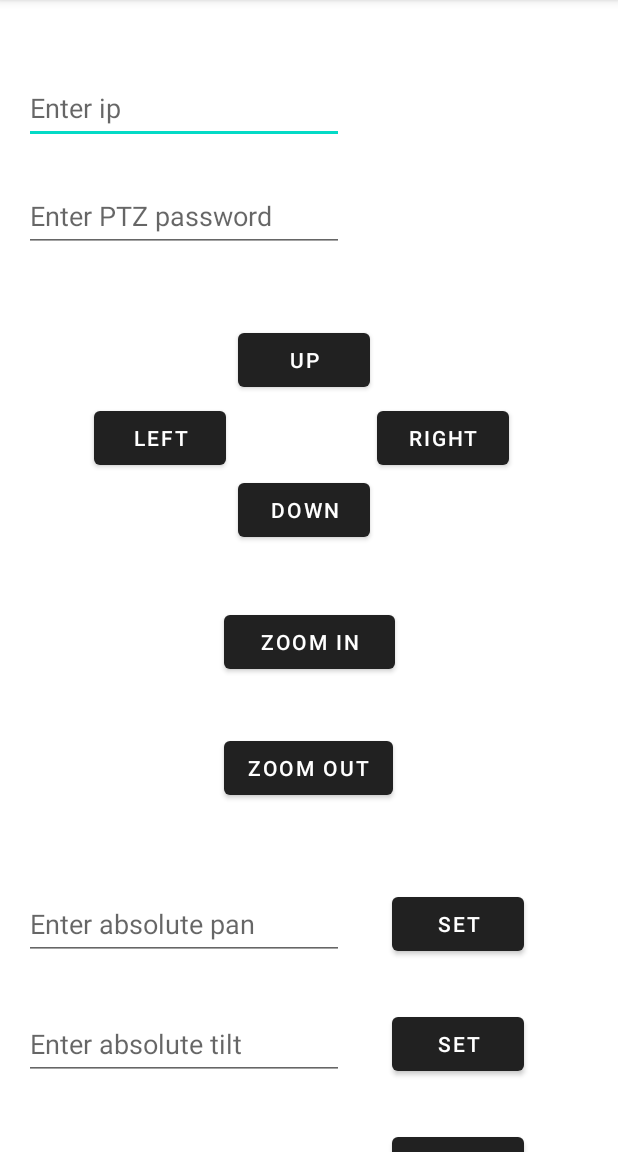
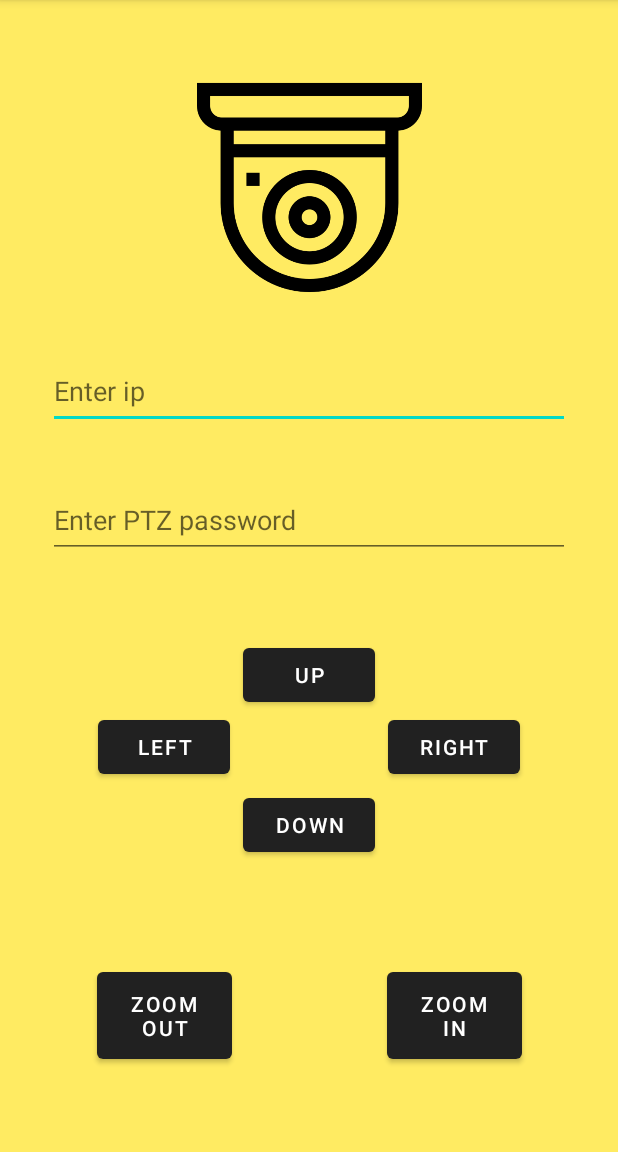
Before and after one commit to jonfpersson/ptz-Axis-joystick, an Android app: the screen it shows after launch (MainActivity), on a phone screen of 412 x 824 dp, the part 84-1236 px from its top. Run offline under Robolectric (Android 15) with nearby library versions, the phone set to English and light mode, and no system bars.

Commit message:
Change color theme

```diff
--- a/app/src/main/res/layout/activity_main.xml
+++ b/app/src/main/res/layout/activity_main.xml
@@ -9,20 +9,54 @@
     <androidx.constraintlayout.widget.ConstraintLayout
         android:layout_width="match_parent"
         android:layout_height="match_parent"
+        android:background="@color/ic_launcher_background"
         tools:context=".MainActivity">
+
+        <ImageView
+            android:id="@+id/imageView"
+            android:layout_width="150dp"
+            android:layout_height="150dp"
+
+            android:layout_marginTop="50dp"
+
+            app:layout_constraintEnd_toEndOf="parent"
+            app:layout_constraintStart_toStartOf="parent"
+            app:layout_constraintTop_toTopOf="parent"
+            app:srcCompat="@drawable/icon" />
 
         <EditText
             android:id="@+id/ipEditText"
-            android:layout_width="wrap_content"
+            android:layout_width="match_parent"
             android:layout_height="wrap_content"
-            android:layout_marginStart="16dp"
-            android:layout_marginTop="48dp"
-            android:ems="10"
+
+            android:layout_marginStart="32dp"
+            android:layout_marginTop="36dp"
+            android:layout_marginEnd="32dp"
+
             android:hint="Enter ip"
             android:inputType="textPersonName"
-            android:minHeight="48dp"
+
+            android:minHeight="50dp"
             app:layout_constraintStart_toStartOf="parent"
-            app:layout_constraintTop_toTopOf="parent" />
+            app:layout_constraintTop_toBottomOf="@+id/imageView" />
+
+        <EditText
+            android:id="@+id/passEditText"
+            android:layout_width="match_parent"
+            android:layout_height="wrap_content"
+
+            android:layout_marginStart="32dp"
+            android:layout_marginTop="36dp"
+            android:layout_marginEnd="32dp"
+
+            android:hint="Enter PTZ password"
+            android:inputType="textPassword"
+            android:minHeight="50dp"
+
+            app:layout_constraintEnd_toEndOf="parent"
+            app:layout_constraintStart_toStartOf="parent"
+            app:layout_constraintTop_toBottomOf="@+id/ipEditText" />
+
 
         <Button
             android:id="@+id/setPan"
@@ -102,43 +136,38 @@
             android:id="@+id/btnLeft"
             android:layout_width="wrap_content"
             android:layout_height="wrap_content"
-            android:layout_marginTop="4dp"
-            android:layout_marginEnd="8dp"
+
+            android:layout_marginStart="65dp"
             android:onClick="sendLeft"
             android:text="Left"
-            app:layout_constraintBottom_toTopOf="@+id/btnDown"
-            app:layout_constraintEnd_toStartOf="@+id/btnDown"
-            app:layout_constraintHorizontal_bias="1.0"
+
             app:layout_constraintStart_toStartOf="parent"
-            app:layout_constraintTop_toBottomOf="@+id/btnUp"
-            app:layout_constraintVertical_bias="0.0"
-
-            />
+            app:layout_constraintTop_toBottomOf="@+id/btnUp" />
 
         <Button
             android:id="@+id/btnUp"
             android:layout_width="wrap_content"
             android:layout_height="wrap_content"
-            android:layout_marginTop="120dp"
+            android:layout_marginTop="140dp"
             android:onClick="sendUp"
             android:text="Up"
             app:layout_constraintEnd_toEndOf="@+id/btnDown"
-            app:layout_constraintHorizontal_bias="0.0"
             app:layout_constraintStart_toStartOf="@+id/btnDown"
-            app:layout_constraintTop_toBottomOf="@+id/ipEditText" />
+            app:layout_constraintTop_toBottomOf="@+id/ipEditText"
+
+            />
 
         <Button
             android:id="@+id/btnRight"
             android:layout_width="wrap_content"
             android:layout_height="wrap_content"
-            android:layout_marginTop="4dp"
-            android:layout_marginEnd="68dp"
+
+            android:layout_marginEnd="65dp"
             android:onClick="sendRight"
+
             android:text="Right"
 
-            app:layout_constraintBottom_toTopOf="@+id/btnDown"
             app:layout_constraintEnd_toEndOf="parent"
-            app:layout_constraintStart_toEndOf="@+id/btnDown"
             app:layout_constraintTop_toBottomOf="@+id/btnUp" />
 
         <Button
@@ -146,49 +175,43 @@
             android:layout_width="wrap_content"
             android:layout_height="wrap_content"
             android:layout_marginTop="52dp"
-            android:layout_marginEnd="8dp"
+
             android:onClick="sendDown"
 
             android:text="Down"
-            app:layout_constraintEnd_toEndOf="@+id/btnZoomIn"
-            app:layout_constraintStart_toStartOf="@+id/btnZoomIn"
+            app:layout_constraintEnd_toEndOf="parent"
+            app:layout_constraintStart_toStartOf="parent"
             app:layout_constraintTop_toBottomOf="@+id/btnUp" />
 
 
         <Button
             android:id="@+id/btnZoomIn"
-            android:layout_width="114dp"
-            android:layout_height="48dp"
-            android:layout_marginTop="40dp"
+            android:layout_width="90dp"
+            android:layout_height="70dp"
+
+            android:layout_marginEnd="65dp"
             android:onClick="zoomIn"
             android:text="Zoom in"
+
             app:layout_constraintEnd_toEndOf="parent"
-            app:layout_constraintHorizontal_bias="0.5"
+            app:layout_constraintStart_toStartOf="@+id/btnRight"
+            app:layout_constraintTop_toTopOf="@+id/btnZoomOut" />
+
+        <Button
+            android:id="@+id/btnZoomOut"
+            android:layout_width="90dp"
+            android:layout_height="70dp"
+
+            android:layout_marginStart="65dp"
+            android:layout_marginTop="68dp"
+            android:onClick="zoomOut"
+            android:text="Zoom out"
+
+
+            app:layout_constraintEnd_toEndOf="@+id/btnLeft"
             app:layout_constraintStart_toStartOf="parent"
             app:layout_constraintTop_toBottomOf="@+id/btnDown" />
 
-        <Button
-            android:id="@+id/btnZoomOut"
-            android:layout_width="wrap_content"
-            android:layout_height="wrap_content"
-            android:layout_marginTop="36dp"
-            android:onClick="zoomOut"
-            android:text="Zoom out"
-            app:layout_constraintStart_toStartOf="@+id/btnZoomIn"
-            app:layout_constraintTop_toBottomOf="@+id/btnZoomIn" />
-
-        <EditText
-            android:id="@+id/passEditText"
-            android:layout_width="wrap_content"
-            android:layout_height="wrap_content"
-            android:layout_marginStart="16dp"
-            android:layout_marginTop="24dp"
-            android:ems="10"
-            android:hint="Enter PTZ password"
-            android:inputType="textPassword"
-            android:minHeight="48dp"
-            app:layout_constraintStart_toStartOf="parent"
-            app:layout_constraintTop_toBottomOf="@+id/ipEditText" />
 
     </androidx.constraintlayout.widget.ConstraintLayout>
 
--- a/app/src/main/res/values/colors.xml
+++ b/app/src/main/res/values/colors.xml
@@ -3,9 +3,8 @@
     <color name="purple_200">#FFBB86FC</color>
     <color name="purple_500">#FF6200EE</color>
     <color name="purple_700">#FF3700B3</color>
-    <color name="teal_200">#FF03DAC5</color>
-    <color name="teal_700">#FF018786</color>
     <color name="black">#FF000000</color>
     <color name="white">#FFFFFFFF</color>
     <color name="softGrey">#D2D2CF</color>
+    <color name="darkBlack">#161616</color>
 </resources>
```
Also changed, not shown: app/src/main/java/com/jonfp/joystick/MainCardActivity.java (+13 -0 lines), app/src/main/res/layout/activity_main_card.xml (+10 -27 lines), app/src/main/res/drawable/icon.png (added).
